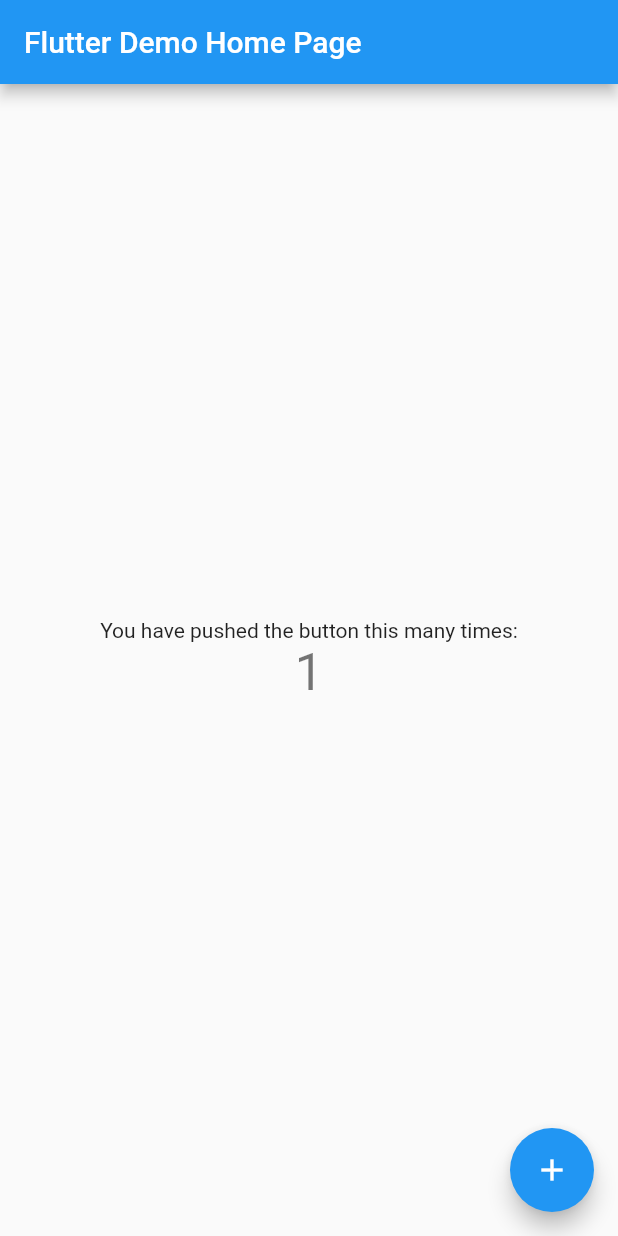
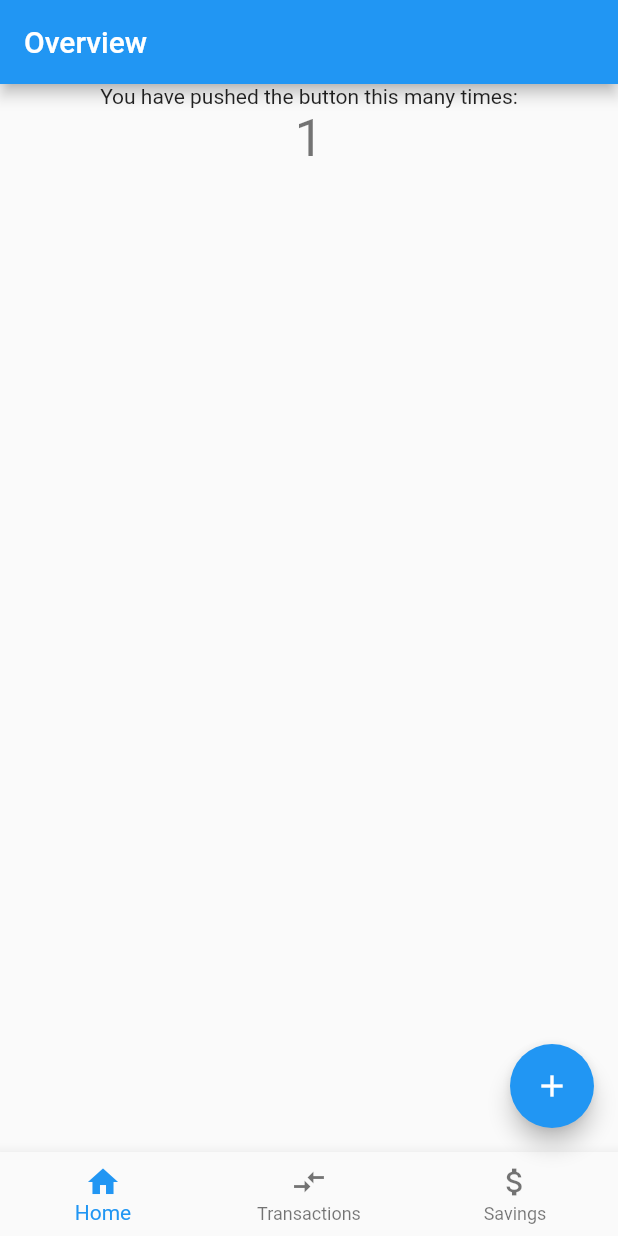
Before and after one commit to joshuamitchell192/Zavers, a Flutter app: the MyHomePage screen opened directly, after a tap on the "add" icon, on a phone screen of 412 x 824 dp. Run offline on Flutter 3.47's test engine with Material 2 defaults, Android fonts, the phone set to English and light mode, and no system bars.

```diff
--- a/saverz/lib/main.dart
+++ b/saverz/lib/main.dart
@@ -20,7 +20,7 @@ class MyApp extends StatelessWidget {
         // is not restarted.
         primarySwatch: Colors.blue,
       ),
-      home: MyHomePage(title: 'Flutter Demo Home Page'),
+      home: MyHomePage(title: 'Overview'),
     );
   }
 }
@@ -45,6 +45,7 @@ class MyHomePage extends StatefulWidget {
 
 class _MyHomePageState extends State<MyHomePage> {
   int _counter = 0;
+  int _selectedIndex = 0;
 
   void _incrementCounter() {
     setState(() {
@@ -57,6 +58,12 @@ class _MyHomePageState extends State<MyHomePage> {
     });
   }
 
+  void onBottomNavBarTapped(int index) {
+    setState(() {
+      _selectedIndex = index;
+    });
+  }
+
   @override
   Widget build(BuildContext context) {
     // This method is rerun every time setState is called, for instance as done
@@ -65,6 +72,32 @@ class _MyHomePageState extends State<MyHomePage> {
     // The Flutter framework has been optimized to make rerunning build methods
     // fast, so that you can just rebuild anything that needs updating rather
     // than having to individually change instances of widgets.
+
+    Color iconColor = Theme.of(context).primaryColor;
+
+    Widget buttonSection = BottomNavigationBar(
+
+      currentIndex: _selectedIndex,
+      onTap: onBottomNavBarTapped,
+
+      items: [
+        BottomNavigationBarItem(
+          icon: new Icon(Icons.home),
+          title: new Text('Home'),
+        ),
+
+        BottomNavigationBarItem(
+          icon: new Icon(Icons.compare_arrows),
+          title: new Text('Transactions'),
+        ),
+
+        BottomNavigationBarItem(
+          icon: new Icon(Icons.attach_money),
+          title: new Text('Savings')
+        ),
+      ],
+    );
+
     return Scaffold(
       appBar: AppBar(
         // Here we take the value from the MyHomePage object that was created by
@@ -89,7 +122,6 @@ class _MyHomePageState extends State<MyHomePage> {
           // center the children vertically; the main axis here is the vertical
           // axis because Columns are vertical (the cross axis would be
           // horizontal).
-          mainAxisAlignment: MainAxisAlignment.center,
           children: <Widget>[
             Text(
               'You have pushed the button this many times:',
@@ -98,14 +130,42 @@ class _MyHomePageState extends State<MyHomePage> {
               '$_counter',
               style: Theme.of(context).textTheme.display1,
             ),
+
           ],
         ),
       ),
+
       floatingActionButton: FloatingActionButton(
         onPressed: _incrementCounter,
         tooltip: 'Increment',
         child: Icon(Icons.add),
       ), // This trailing comma makes auto-formatting nicer for build methods.
+
+      bottomNavigationBar: buttonSection,
+
+    );
+  }
+
+
+  Column _buildButtonColumn(Color color, IconData icon, String label) {
+    return Column(
+      mainAxisSize: MainAxisSize.min,
+      mainAxisAlignment: MainAxisAlignment.center,
+      children: [
+        Icon(icon, color: color),
+        Container(
+          margin: const EdgeInsets.only(top: 8),
+          child: Text(
+            label,
+            style: TextStyle(
+              fontSize: 12,
+              fontWeight: FontWeight.w400,
+              color: color,
+            ),
+          ),
+        ),
+      ],
+
     );
   }
 }
```
